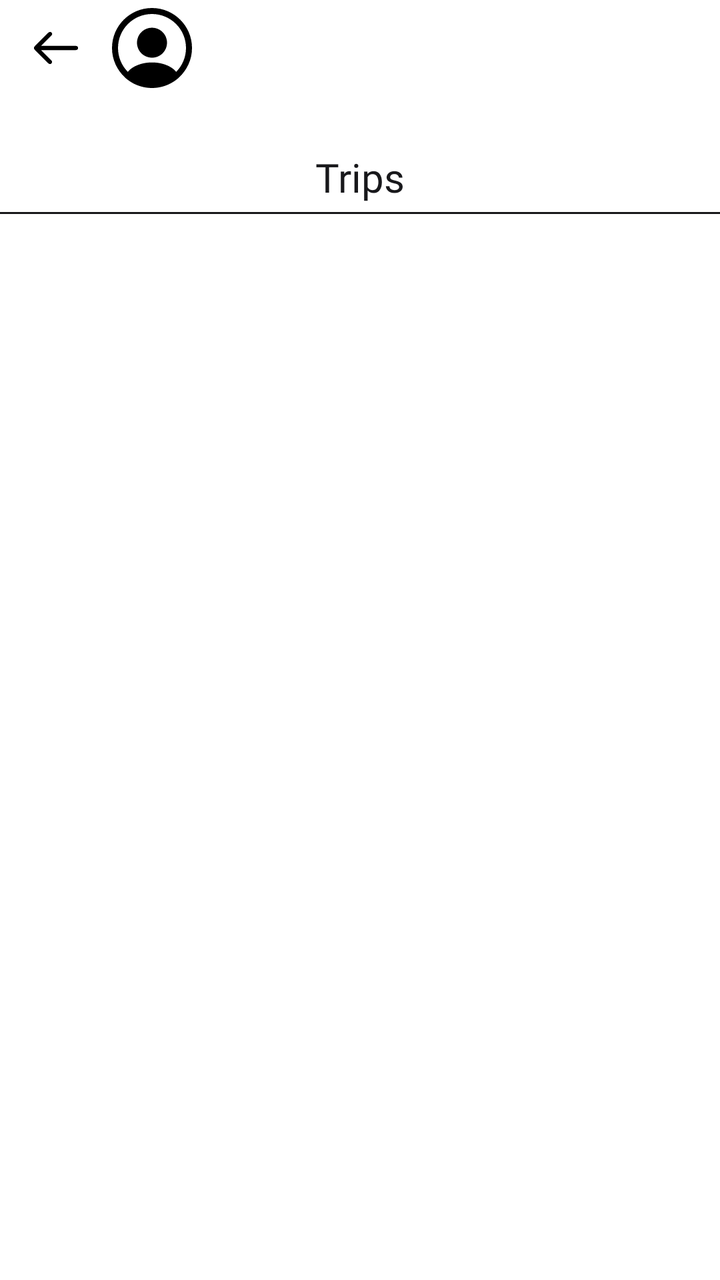
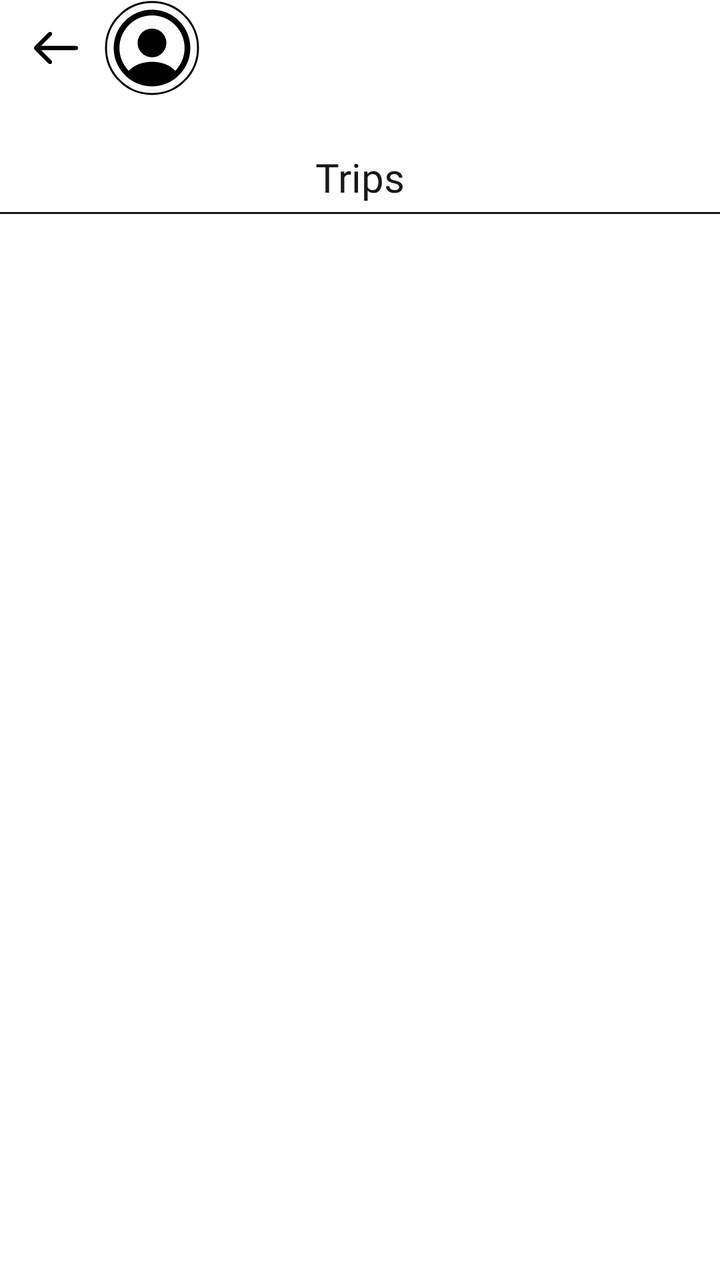

The first picture is an Android layout as it rendered before a commit; the second is the same layout after the commit. The layout source and the unified diff follow.
<!-- AndroidManifest.xml: application theme Theme.Travel -->
<!-- res/layout/fragment_friend_profile.xml -->
<?xml version="1.0" encoding="utf-8"?>
<androidx.constraintlayout.widget.ConstraintLayout xmlns:android="http://schemas.android.com/apk/res/android"
    xmlns:app="http://schemas.android.com/apk/res-auto"
    android:layout_width="match_parent"
    android:layout_height="match_parent"
    android:background="@android:color/white">

    <ImageButton
    android:id="@+id/backButton"
    android:layout_width="48dp"
    android:layout_height="48dp"
    android:padding="12dp"
    android:layout_marginStart="4dp"
    android:background="?attr/selectableItemBackgroundBorderless"
    android:contentDescription="Back"
    android:scaleType="centerInside"
    android:src="@drawable/ic_back"
    app:layout_constraintStart_toStartOf="parent"
    app:layout_constraintTop_toTopOf="parent" />

    <com.google.android.material.imageview.ShapeableImageView
        android:id="@+id/profilePicture"
        android:layout_width="48dp"
        android:layout_height="48dp"
        android:scaleType="centerCrop"
        android:src="@drawable/ic_profile"
        app:layout_constraintStart_toEndOf="@+id/backButton"
        app:layout_constraintTop_toTopOf="parent" />

    <TextView
        android:id="@+id/displayNameText"
        android:layout_width="0dp"
        android:layout_height="wrap_content"
        android:ellipsize="end"
        android:fontFamily="@font/mont_bold"
        android:maxLines="1"
        android:layout_marginEnd="12dp"
        android:layout_marginStart="8dp"
        android:textColor="@color/text_primary"
        android:textSize="24sp"
        app:layout_constraintBottom_toBottomOf="@+id/profilePicture"
        app:layout_constraintEnd_toEndOf="parent"
        app:layout_constraintHorizontal_bias="0.0"
        app:layout_constraintStart_toEndOf="@+id/profilePicture"
        app:layout_constraintTop_toTopOf="@id/backButton"
        app:layout_constraintVertical_bias="0.4" />

    <TextView
        android:id="@+id/usernameText"
        android:layout_width="wrap_content"
        android:layout_height="wrap_content"
        android:maxLines="1"
        android:ellipsize="end"
        android:fontFamily="@font/mont_bold"
        android:textColor="@color/text_secondary"
        android:textSize="12sp"
        app:layout_constraintStart_toStartOf="@+id/displayNameText"
        app:layout_constraintTop_toBottomOf="@+id/displayNameText" />

    <TextView
        android:id="@+id/tripsLabel"
        android:layout_width="wrap_content"
        android:layout_height="wrap_content"
        android:layout_marginTop="20dp"
        android:text="Trips"
        android:fontFamily="@font/mont_heavy"
        android:textColor="@color/text_primary"
        android:textSize="20sp"
        app:layout_constraintEnd_toEndOf="parent"
        app:layout_constraintStart_toStartOf="parent"
        app:layout_constraintTop_toBottomOf="@id/usernameText" />

    <View
        android:id="@+id/divider"
        android:layout_width="0dp"
        android:layout_height="1dp"
        android:layout_marginTop="4dp"
        android:background="@color/text_primary"
        app:layout_constraintTop_toBottomOf="@id/tripsLabel"
        app:layout_constraintStart_toStartOf="parent"
        app:layout_constraintEnd_toEndOf="parent" />

    <androidx.recyclerview.widget.RecyclerView
        android:id="@+id/tripsRecyclerView"
        android:layout_width="0dp"
        android:layout_height="0dp"
        android:layout_marginTop="8dp"
        app:layout_constraintTop_toBottomOf="@id/tripsLabel"
        app:layout_constraintBottom_toBottomOf="parent"
        app:layout_constraintStart_toStartOf="parent"
        app:layout_constraintEnd_toEndOf="parent" />

    <TextView
        android:id="@+id/emptyText"
        android:layout_width="wrap_content"
        android:layout_height="wrap_content"
        android:text="No trips yet"
        android:visibility="gone"
        android:fontFamily="@font/mont_semibold"
        android:textColor="@color/text_secondary"
        app:layout_constraintTop_toBottomOf="@id/tripsLabel"
        app:layout_constraintStart_toStartOf="parent"
        app:layout_constraintEnd_toEndOf="parent"
        android:layout_marginTop="32dp" />

    <ProgressBar
        android:id="@+id/progressBar"
        android:layout_width="wrap_content"
        android:layout_height="wrap_content"
        android:visibility="gone"
        app:layout_constraintTop_toTopOf="parent"
        app:layout_constraintBottom_toBottomOf="parent"
        app:layout_constraintStart_toStartOf="parent"
        app:layout_constraintEnd_toEndOf="parent" />

</androidx.constraintlayout.widget.ConstraintLayout>
<!-- resources referenced by this layout -->
<resources>
  <color name="text_primary">#FF18181B</color>
  <color name="text_secondary">#FFA1A1AA</color>
  <!-- drawable ic_back: vector/xml drawable (drawable, 3324 chars, omitted) -->
  <!-- drawable ic_profile (drawable) -->
  <vector xmlns:android="http://schemas.android.com/apk/res/android"
      android:width="200dp"
      android:height="200dp"
      android:viewportWidth="24"
      android:viewportHeight="24">
    <path
        android:pathData="M22,12C22,6.49 17.51,2 12,2C6.49,2 2,6.49 2,12C2,14.9 3.25,17.51 5.23,19.34C5.23,19.35 5.23,19.35 5.22,19.36C5.32,19.46 5.44,19.54 5.54,19.63C5.6,19.68 5.65,19.73 5.71,19.77C5.89,19.92 6.09,20.06 6.28,20.2C6.35,20.25 6.41,20.29 6.48,20.34C6.67,20.47 6.87,20.59 7.08,20.7C7.15,20.74 7.23,20.79 7.3,20.83C7.5,20.94 7.71,21.04 7.93,21.13C8.01,21.17 8.09,21.21 8.17,21.24C8.39,21.33 8.61,21.41 8.83,21.48C8.91,21.51 8.99,21.54 9.07,21.56C9.31,21.63 9.55,21.69 9.79,21.75C9.86,21.77 9.93,21.79 10.01,21.8C10.29,21.86 10.57,21.9 10.86,21.93C10.9,21.93 10.94,21.94 10.98,21.95C11.32,21.98 11.66,22 12,22C12.34,22 12.68,21.98 13.01,21.95C13.05,21.95 13.09,21.94 13.13,21.93C13.42,21.9 13.7,21.86 13.98,21.8C14.05,21.79 14.12,21.76 14.2,21.75C14.44,21.69 14.69,21.64 14.92,21.56C15,21.53 15.08,21.5 15.16,21.48C15.38,21.4 15.61,21.33 15.82,21.24C15.9,21.21 15.98,21.17 16.06,21.13C16.27,21.04 16.48,20.94 16.69,20.83C16.77,20.79 16.84,20.74 16.91,20.7C17.11,20.58 17.31,20.47 17.51,20.34C17.58,20.3 17.64,20.25 17.71,20.2C17.91,20.06 18.1,19.92 18.28,19.77C18.34,19.72 18.39,19.67 18.45,19.63C18.56,19.54 18.67,19.45 18.77,19.36C18.77,19.35 18.77,19.35 18.76,19.34C20.75,17.51 22,14.9 22,12ZM16.94,16.97C14.23,15.15 9.79,15.15 7.06,16.97C6.62,17.26 6.26,17.6 5.96,17.97C4.44,16.43 3.5,14.32 3.5,12C3.5,7.31 7.31,3.5 12,3.5C16.69,3.5 20.5,7.31 20.5,12C20.5,14.32 19.56,16.43 18.04,17.97C17.75,17.6 17.38,17.26 16.94,16.97Z"
        android:fillColor="#000000"/>
    <path
        android:pathData="M12,6.93C9.93,6.93 8.25,8.61 8.25,10.68C8.25,12.71 9.84,14.36 11.95,14.42C11.98,14.42 12.02,14.42 12.04,14.42C12.06,14.42 12.09,14.42 12.11,14.42C12.12,14.42 12.13,14.42 12.13,14.42C14.15,14.35 15.74,12.71 15.75,10.68C15.75,8.61 14.07,6.93 12,6.93Z"
        android:fillColor="#000000"/>
  </vector>
  <style name="Theme.Travel" parent="Theme.Material3.DayNight.NoActionBar">
          <item name="colorPrimary">#2196F3</item>
          <item name="colorOnPrimary">@android:color/white</item>
      </style>
</resources>

<!-- the commit's change to res/layout/fragment_friend_profile.xml (unified diff, before → after) -->
@@ -25,7 +25,11 @@
         android:scaleType="centerCrop"
         android:src="@drawable/ic_profile"
         app:layout_constraintStart_toEndOf="@+id/backButton"
-        app:layout_constraintTop_toTopOf="parent" />
+        app:layout_constraintTop_toTopOf="parent"
+        app:shapeAppearanceOverlay="@style/ShapeAppearanceOverlay.Circle"
+        app:strokeColor="@color/black"
+        app:strokeWidth="1dp"
+        android:padding="1dp"/>
 
     <TextView
         android:id="@+id/displayNameText"
<!-- resource entries referenced after the edit -->
@@ -1,5 +1,6 @@
 <!-- resources referenced by this layout -->
 <resources>
+  <color name="black">#FF000000</color>
   <color name="text_primary">#FF18181B</color>
   <color name="text_secondary">#FFA1A1AA</color>
   <!-- drawable ic_back: vector/xml drawable (drawable, 3324 chars, omitted) -->
@@ -16,6 +17,9 @@
         android:pathData="M12,6.93C9.93,6.93 8.25,8.61 8.25,10.68C8.25,12.71 9.84,14.36 11.95,14.42C11.98,14.42 12.02,14.42 12.04,14.42C12.06,14.42 12.09,14.42 12.11,14.42C12.12,14.42 12.13,14.42 12.13,14.42C14.15,14.35 15.74,12.71 15.75,10.68C15.75,8.61 14.07,6.93 12,6.93Z"
         android:fillColor="#000000"/>
   </vector>
+  <style name="ShapeAppearanceOverlay.Circle" parent="">
+          <item name="cornerSize">50%</item>
+      </style>
   <style name="Theme.Travel" parent="Theme.Material3.DayNight.NoActionBar">
           <item name="colorPrimary">#2196F3</item>
           <item name="colorOnPrimary">@android:color/white</item>
